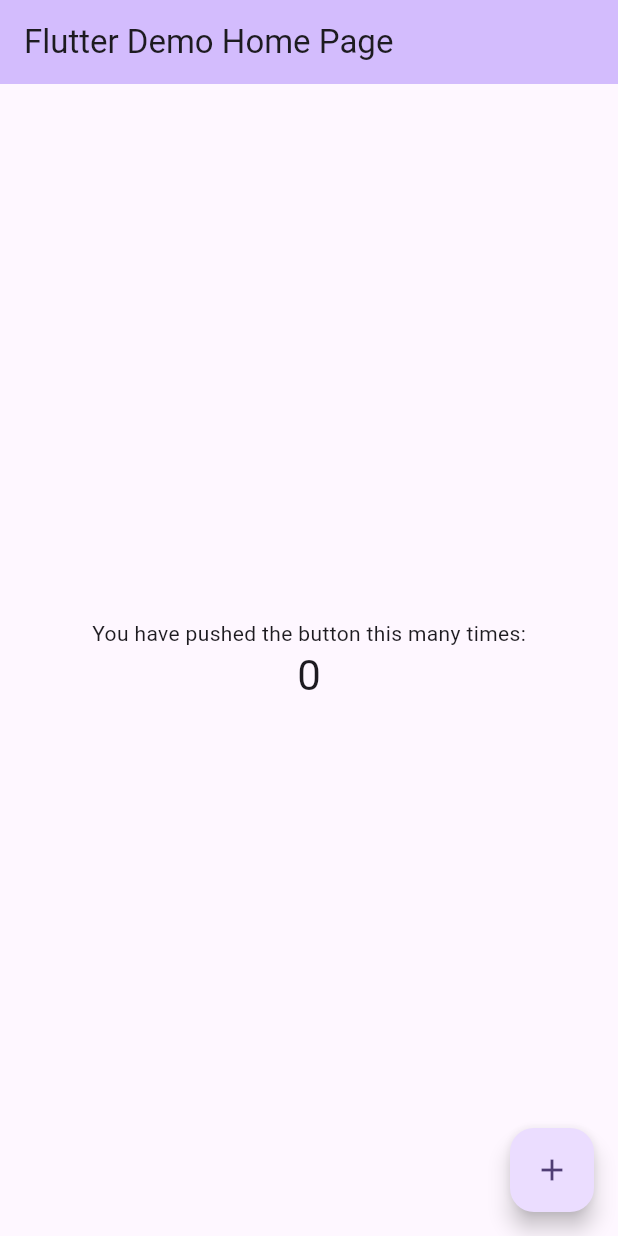
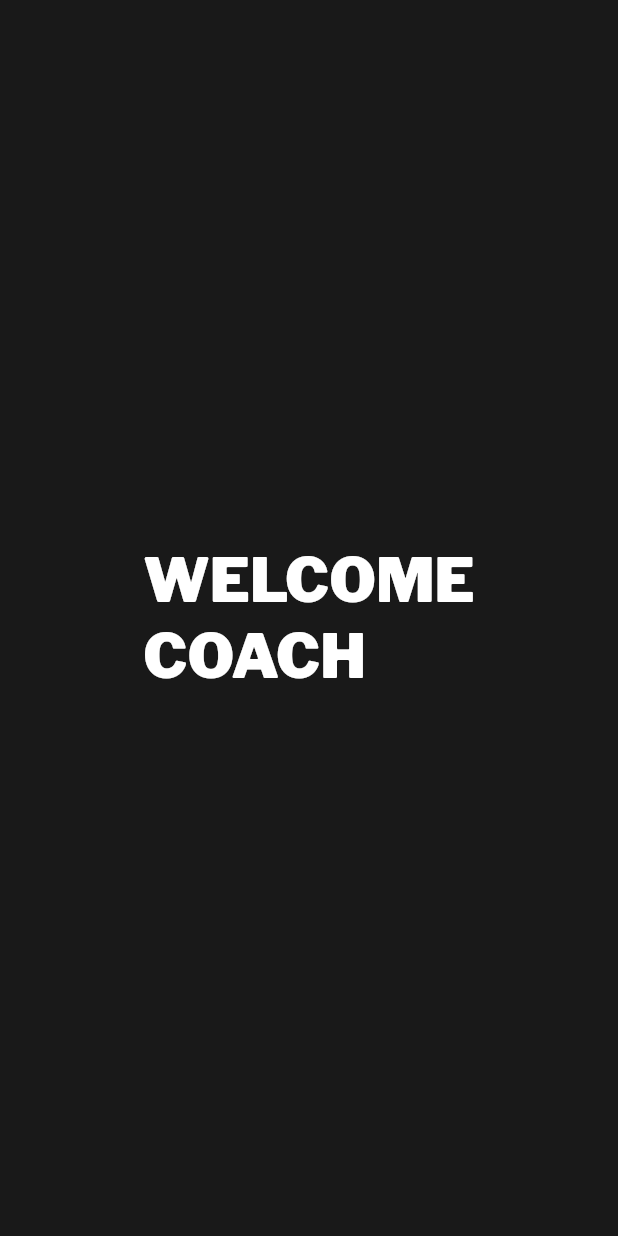
Before and after one commit to tiagotunes/myfm_app, a Flutter app: the screen it shows after launch, on a phone screen of 412 x 824 dp. Run offline on Flutter 3.47's test engine with Material 3 defaults, Android fonts, the light colour scheme and no system bars; our stand-ins replace google_fonts.

Commit message:
Simple configurations

```diff
--- /dev/null
+++ b/myfm/lib/configs/color.dart
@@ -0,0 +1,3 @@
+import 'package:flutter/material.dart';
+
+const kBackgroundColor = Color(0xFF191919);
--- /dev/null
+++ b/myfm/lib/configs/theme.dart
@@ -0,0 +1,29 @@
+import 'package:flutter/material.dart';
+import 'package:flutter/services.dart';
+import 'package:google_fonts/google_fonts.dart';
+import 'package:myfm/configs/color.dart';
+
+const systemUiOverlayStyle = SystemUiOverlayStyle(
+  // Status bar color set to transperent
+  statusBarColor: Colors.transparent,
+  // Set brightness for icons
+  statusBarIconBrightness: Brightness.light,
+);
+
+ThemeData theme() {
+  return ThemeData(
+    scaffoldBackgroundColor: kBackgroundColor,
+    textTheme: textTheme(),
+  );
+}
+
+TextTheme textTheme() {
+  return TextTheme(
+    titleLarge: GoogleFonts.getFont(
+      'Libre Franklin',
+      color: Colors.white,
+      fontSize: 40,
+      fontWeight: FontWeight.w900,
+    ),
+  );
+}
--- a/myfm/lib/main.dart
+++ b/myfm/lib/main.dart
@@ -1,4 +1,7 @@
 import 'package:flutter/material.dart';
+import 'package:flutter/services.dart';
+import 'package:myfm/configs/theme.dart';
+import 'package:myfm/screens/welcome/welcome_screen.dart';
 
 void main() {
   runApp(const MyApp());
@@ -10,61 +13,13 @@ class MyApp extends StatelessWidget {
   // This widget is the root of your application.
   @override
   Widget build(BuildContext context) {
+    SystemChrome.setSystemUIOverlayStyle(systemUiOverlayStyle);
+
     return MaterialApp(
-      title: 'Flutter Demo',
-      theme: ThemeData(
-        colorScheme: ColorScheme.fromSeed(seedColor: Colors.deepPurple),
-        useMaterial3: true,
-      ),
-      home: const MyHomePage(title: 'Flutter Demo Home Page'),
+      // debugShowCheckedModeBanner: false,
+      title: 'My FM',
+      theme: theme(),
+      home: const WelcomeScreen(),
     );
   }
 }
-
-class MyHomePage extends StatefulWidget {
-  const MyHomePage({super.key, required this.title});
-
-  final String title;
-
-  @override
-  State<MyHomePage> createState() => _MyHomePageState();
-}
-
-class _MyHomePageState extends State<MyHomePage> {
-  int _counter = 0;
-
-  void _incrementCounter() {
-    setState(() {
-      _counter++;
-    });
-  }
-
-  @override
-  Widget build(BuildContext context) {
-    return Scaffold(
-      appBar: AppBar(
-        backgroundColor: Theme.of(context).colorScheme.inversePrimary,
-        title: Text(widget.title),
-      ),
-      body: Center(
-        child: Column(
-          mainAxisAlignment: MainAxisAlignment.center,
-          children: <Widget>[
-            const Text(
-              'You have pushed the button this many times:',
-            ),
-            Text(
-              '$_counter',
-              style: Theme.of(context).textTheme.headlineMedium,
-            ),
-          ],
-        ),
-      ),
-      floatingActionButton: FloatingActionButton(
-        onPressed: _incrementCounter,
-        tooltip: 'Increment',
-        child: const Icon(Icons.add),
-      ),
-    );
-  }
-}
--- /dev/null
+++ b/myfm/lib/screens/welcome/welcome_screen.dart
@@ -0,0 +1,17 @@
+import 'package:flutter/material.dart';
+
+class WelcomeScreen extends StatelessWidget {
+  const WelcomeScreen({super.key});
+
+  @override
+  Widget build(BuildContext context) {
+    return Scaffold(
+      body: Center(
+        child: Text(
+          'WELCOME\nCOACH',
+          style: Theme.of(context).textTheme.titleLarge,
+        ),
+      ),
+    );
+  }
+}
--- a/myfm/pubspec.yaml
+++ b/myfm/pubspec.yaml
@@ -35,6 +35,7 @@ dependencies:
   # The following adds the Cupertino Icons font to your application.
   # Use with the CupertinoIcons class for iOS style icons.
   cupertino_icons: ^1.0.2
+  google_fonts: ^6.1.0
 
 dev_dependencies:
   flutter_test:
```
Also changed, not shown: myfm/lib/configs/size.dart (added, +30 -0 lines), myfm/pubspec.lock, 1 other file.
